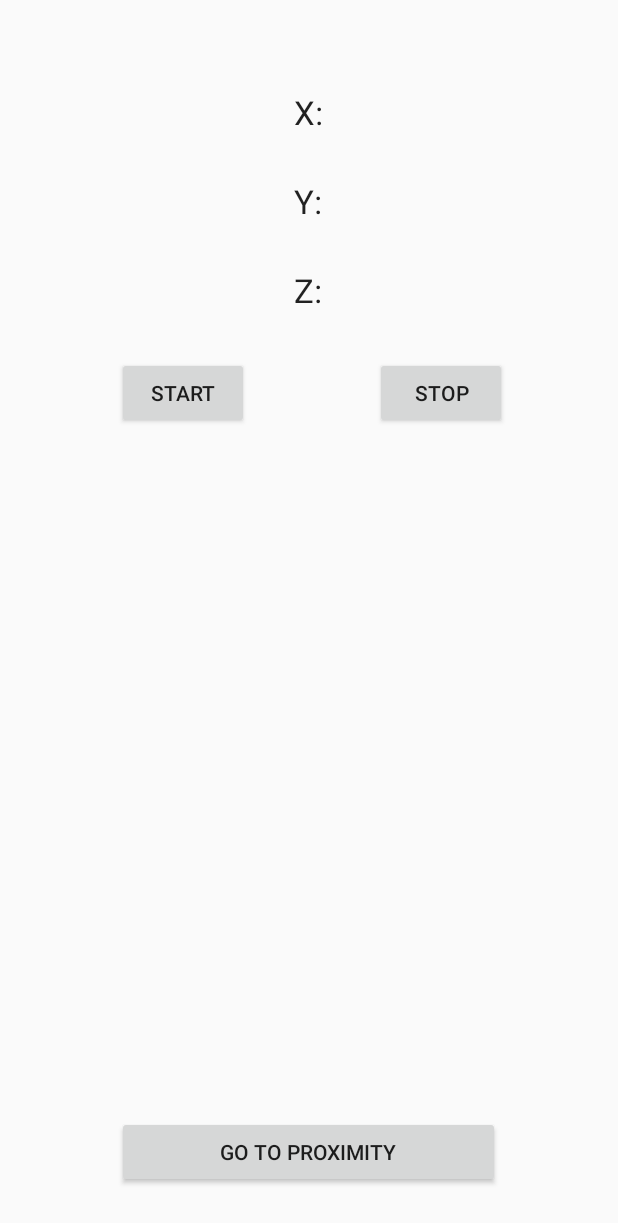
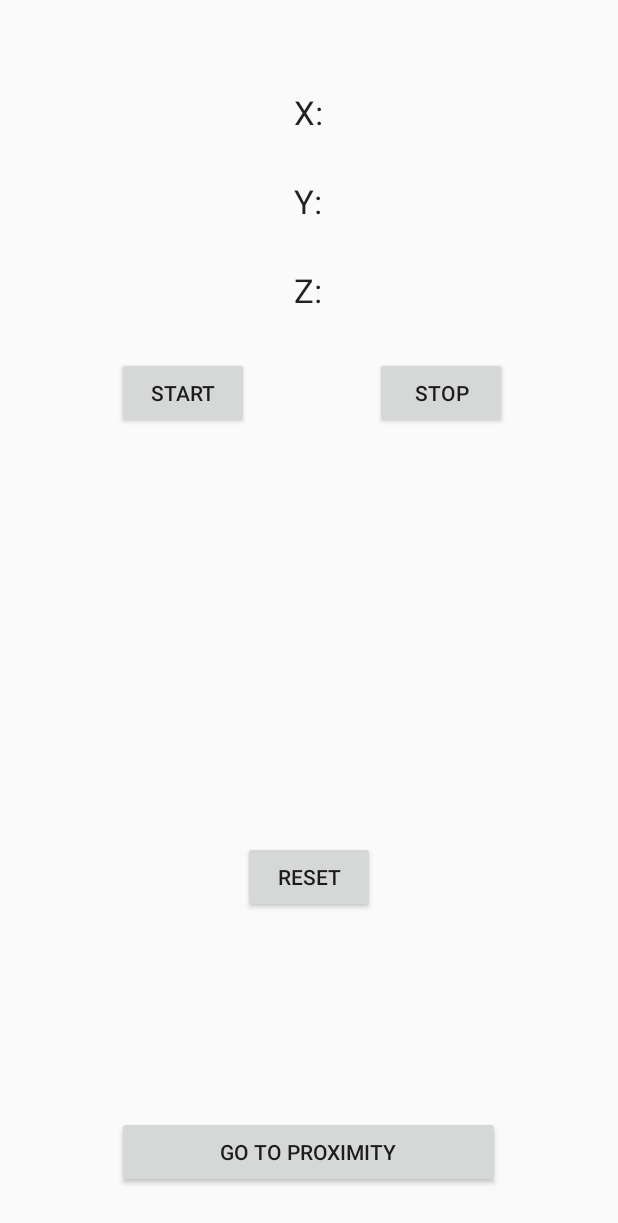
Before and after one commit to Njuby/Mob-Infra, an Android app: the screen it shows after launch (MainActivity), on a phone screen of 412 x 824 dp. Shown: the top 1223 px of the screen. Run offline under Robolectric (Android 15) with nearby library versions, the phone set to English and light mode, and no system bars; our stand-ins replace Firebase (no records; nobody signed in at launch, a user with empty details on screens opened directly).

Commit message:
ResetButton in for the accel Meter

```diff
--- a/app/src/main/java/com/example/david/mobinfra/MainActivity.java
+++ b/app/src/main/java/com/example/david/mobinfra/MainActivity.java
@@ -297,6 +297,7 @@ public class MainActivity extends AppCompatActivity implements SensorEventListen
         Button compasButton = findViewById(R.id.compasButton);
         Button buttonStart = findViewById(R.id.buttonStart);
         Button buttonStop = findViewById(R.id.buttonStop);
+        Button buttonReset = findViewById(R.id.buttonReset);
 
         compasButton.setOnClickListener(new View.OnClickListener() {
             @Override
@@ -321,6 +322,13 @@ public class MainActivity extends AppCompatActivity implements SensorEventListen
             }
         });
 
+        buttonReset.setOnClickListener(new View.OnClickListener() {
+            @Override
+            public void onClick(View v) {
+                onPause();
+                myRef.child("Data").removeValue();
+            }
+        });
         // Create our Sensor
         mSensorManager = (SensorManager)getSystemService(SENSOR_SERVICE);
         mySensor = null;
--- a/app/src/main/res/layout/activity_main.xml
+++ b/app/src/main/res/layout/activity_main.xml
@@ -45,6 +45,15 @@
         android:text="Go TO Proximity" />
 
     <Button
+        android:id="@+id/buttonReset"
+        android:layout_width="wrap_content"
+        android:layout_height="wrap_content"
+        android:layout_alignParentBottom="true"
+        android:layout_centerHorizontal="true"
+        android:layout_marginBottom="215dp"
+        android:text="Reset" />
+
+    <Button
         android:id="@+id/buttonStop"
         android:layout_width="wrap_content"
         android:layout_height="wrap_content"
```
